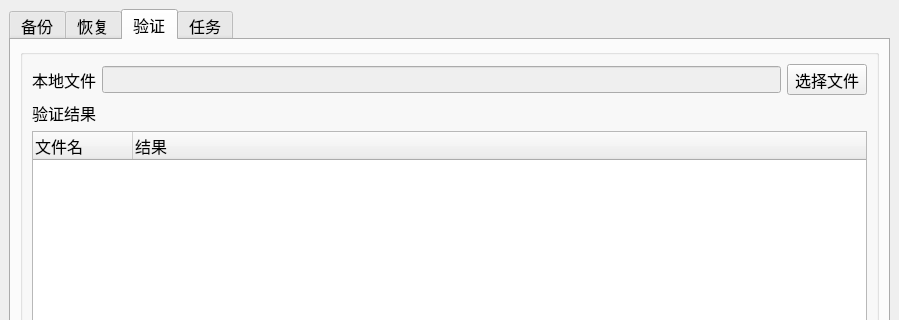
skifisy/FilesBackup, file BackupGUI/mainwindow.ui: the form before one commit; both pictures show x 0 to 899 and y 0 to 320 of the 899 by 673 pixel window.
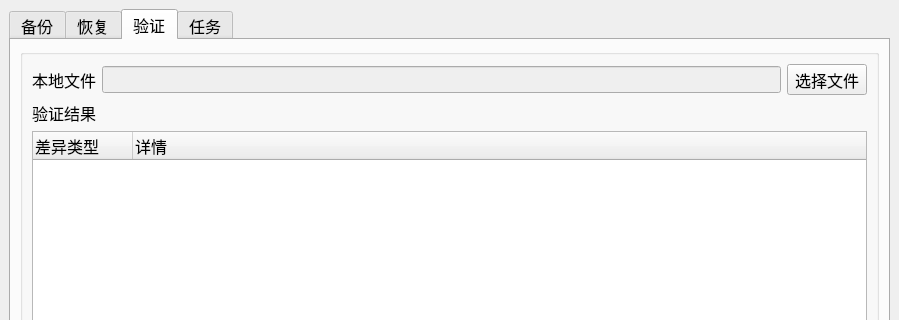
The form after the commit. The open tabs and pages were chosen to show the change. Icons and pictures are not drawn.

What changed in the file:
```diff
--- a/BackupGUI/mainwindow.ui
+++ b/BackupGUI/mainwindow.ui
@@ -466,11 +466,28 @@
             </layout>
            </item>
            <item>
+            <layout class="QHBoxLayout" name="horizontalLayout_9">
+             <item>
             <widget class="QLabel" name="label_2">
+               <property name="sizePolicy">
+                <sizepolicy hsizetype="Fixed" vsizetype="Preferred">
+                 <horstretch>0</horstretch>
+                 <verstretch>0</verstretch>
+                </sizepolicy>
+               </property>
              <property name="text">
-              <string>验证结果</string>
-             </property>
-            </widget>
+                <string>验证结果  </string>
+               </property>
+              </widget>
+             </item>
+             <item>
+              <widget class="QLabel" name="resultLabel">
+               <property name="text">
+                <string/>
+               </property>
+              </widget>
+             </item>
+            </layout>
            </item>
            <item>
             <widget class="QTreeWidget" name="localFileList_2">
@@ -488,12 +505,12 @@
              </property>
              <column>
               <property name="text">
-               <string>文件名</string>
+               <string>差异类型</string>
               </property>
              </column>
              <column>
               <property name="text">
-               <string>结果</string>
+               <string>详情</string>
               </property>
              </column>
             </widget>
```
Left out of the diff: 2 changed lines with no effect on the pictures. Lines whose indentation alone changed are shown as unchanged.
